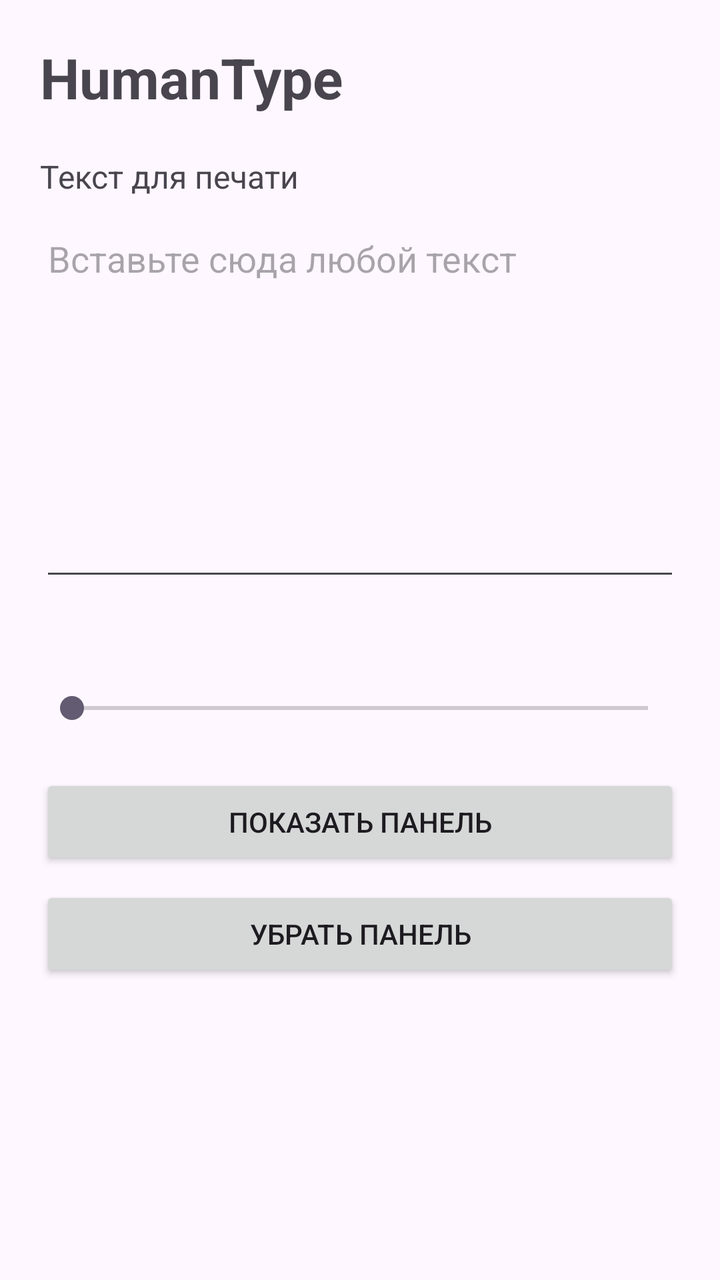
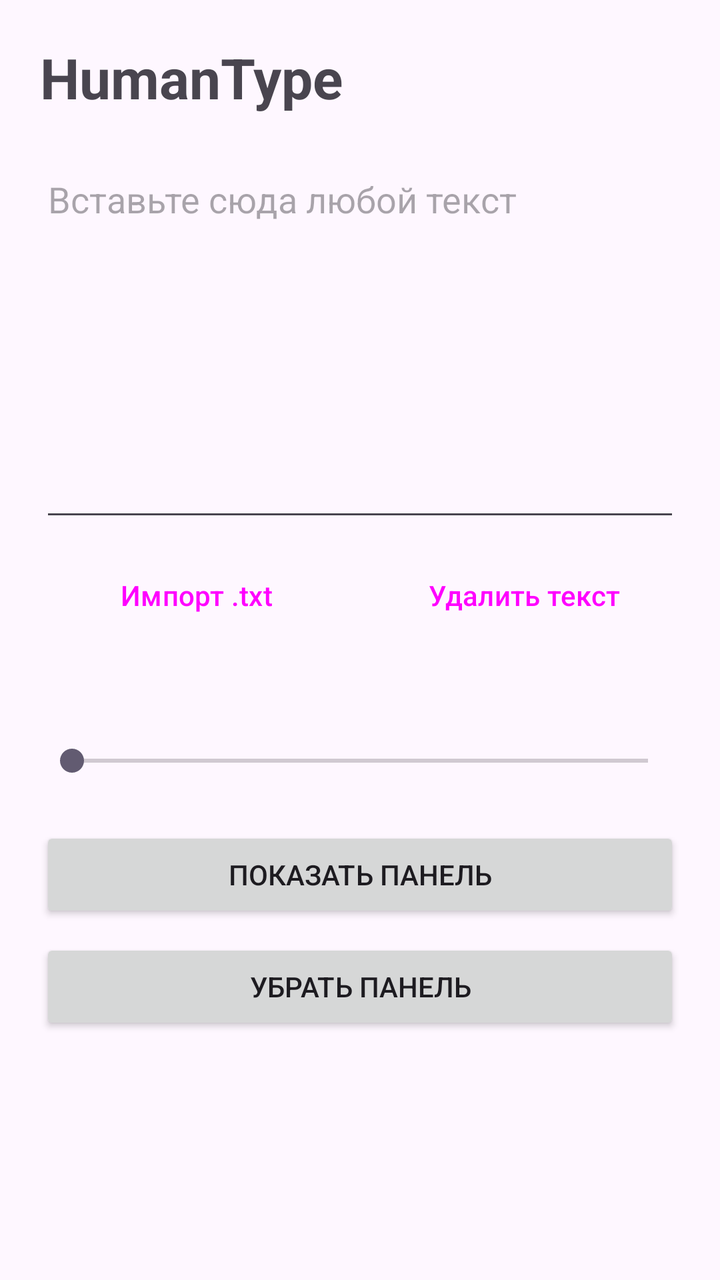

Compare the two renders of this Android layout. The source of the first and the diff that turns it into the second are given below.
<!-- AndroidManifest.xml: application theme Theme.HumanType -->
<!-- res/layout/activity_main.xml -->
<?xml version="1.0" encoding="utf-8"?>
<ScrollView xmlns:android="http://schemas.android.com/apk/res/android"
    android:layout_width="match_parent"
    android:layout_height="match_parent"
    android:fillViewport="true">

    <LinearLayout
        android:layout_width="match_parent"
        android:layout_height="wrap_content"
        android:orientation="vertical"
        android:padding="20dp">

        <TextView
            android:layout_width="wrap_content"
            android:layout_height="wrap_content"
            android:text="HumanType"
            android:textSize="28sp"
            android:textStyle="bold" />

        <TextView
            android:layout_width="wrap_content"
            android:layout_height="wrap_content"
            android:layout_marginTop="20dp"
            android:text="Текст для печати"
            android:textSize="16sp" />

        <EditText
            android:id="@+id/text_input"
            android:layout_width="match_parent"
            android:layout_height="wrap_content"
            android:layout_marginTop="8dp"
            android:gravity="top"
            android:hint="Вставьте сюда любой текст"
            android:inputType="textMultiLine"
            android:minLines="8" />

        <TextView
            android:id="@+id/btn_more"
            android:layout_width="wrap_content"
            android:layout_height="wrap_content"
            android:background="?attr/selectableItemBackground"
            android:clickable="true"
            android:focusable="true"
            android:minHeight="48dp"
            android:gravity="center_vertical"
            android:text="Показать ещё"
            android:textColor="?attr/colorPrimary"
            android:textSize="15sp"
            android:textStyle="bold"
            android:visibility="gone" />

        <TextView
            android:id="@+id/speed_label"
            android:layout_width="wrap_content"
            android:layout_height="wrap_content"
            android:layout_marginTop="20dp"
            android:textSize="16sp" />

        <SeekBar
            android:id="@+id/seek_speed"
            android:layout_width="match_parent"
            android:layout_height="wrap_content"
            android:layout_marginTop="8dp"
            android:max="399" />

        <Button
            android:id="@+id/btn_panel"
            android:layout_width="match_parent"
            android:layout_height="wrap_content"
            android:layout_marginTop="24dp"
            android:text="Показать панель" />

        <Button
            android:id="@+id/btn_hide"
            android:layout_width="match_parent"
            android:layout_height="wrap_content"
            android:layout_marginTop="8dp"
            android:text="Убрать панель" />

        <TextView
            android:id="@+id/setup_status"
            android:layout_width="match_parent"
            android:layout_height="wrap_content"
            android:layout_marginTop="24dp"
            android:lineSpacingExtra="4dp"
            android:textSize="14sp" />

    </LinearLayout>
</ScrollView>
<!-- resources referenced by this layout -->
<resources>
  <style name="Theme.HumanType" parent="Theme.Material3.DayNight.NoActionBar">
          <item name="colorPrimary">#3B6EF5</item>
      </style>
</resources>

<!-- the commit's change to res/layout/activity_main.xml (unified diff, before → after) -->
@@ -17,22 +17,40 @@
             android:textSize="28sp"
             android:textStyle="bold" />
 
-        <TextView
-            android:layout_width="wrap_content"
-            android:layout_height="wrap_content"
-            android:layout_marginTop="20dp"
-            android:text="Текст для печати"
-            android:textSize="16sp" />
-
         <EditText
             android:id="@+id/text_input"
             android:layout_width="match_parent"
             android:layout_height="wrap_content"
-            android:layout_marginTop="8dp"
+            android:layout_marginTop="20dp"
             android:gravity="top"
             android:hint="Вставьте сюда любой текст"
             android:inputType="textMultiLine"
             android:minLines="8" />
+
+        <LinearLayout
+            android:layout_width="match_parent"
+            android:layout_height="wrap_content"
+            android:layout_marginTop="8dp"
+            android:orientation="horizontal">
+
+            <Button
+                android:id="@+id/btn_import"
+                style="@style/Widget.Material3.Button.OutlinedButton"
+                android:layout_width="0dp"
+                android:layout_height="wrap_content"
+                android:layout_marginEnd="4dp"
+                android:layout_weight="1"
+                android:text="Импорт .txt" />
+
+            <Button
+                android:id="@+id/btn_clear"
+                style="@style/Widget.Material3.Button.OutlinedButton"
+                android:layout_width="0dp"
+                android:layout_height="wrap_content"
+                android:layout_marginStart="4dp"
+                android:layout_weight="1"
+                android:text="Удалить текст" />
+        </LinearLayout>
 
         <TextView
             android:id="@+id/btn_more"
@@ -61,7 +79,7 @@
             android:layout_width="match_parent"
             android:layout_height="wrap_content"
             android:layout_marginTop="8dp"
-            android:max="399" />
+            android:max="59" />
 
         <Button
             android:id="@+id/btn_panel"
@@ -77,13 +95,5 @@
             android:layout_marginTop="8dp"
             android:text="Убрать панель" />
 
-        <TextView
-            android:id="@+id/setup_status"
-            android:layout_width="match_parent"
-            android:layout_height="wrap_content"
-            android:layout_marginTop="24dp"
-            android:lineSpacingExtra="4dp"
-            android:textSize="14sp" />
-
     </LinearLayout>
 </ScrollView>
